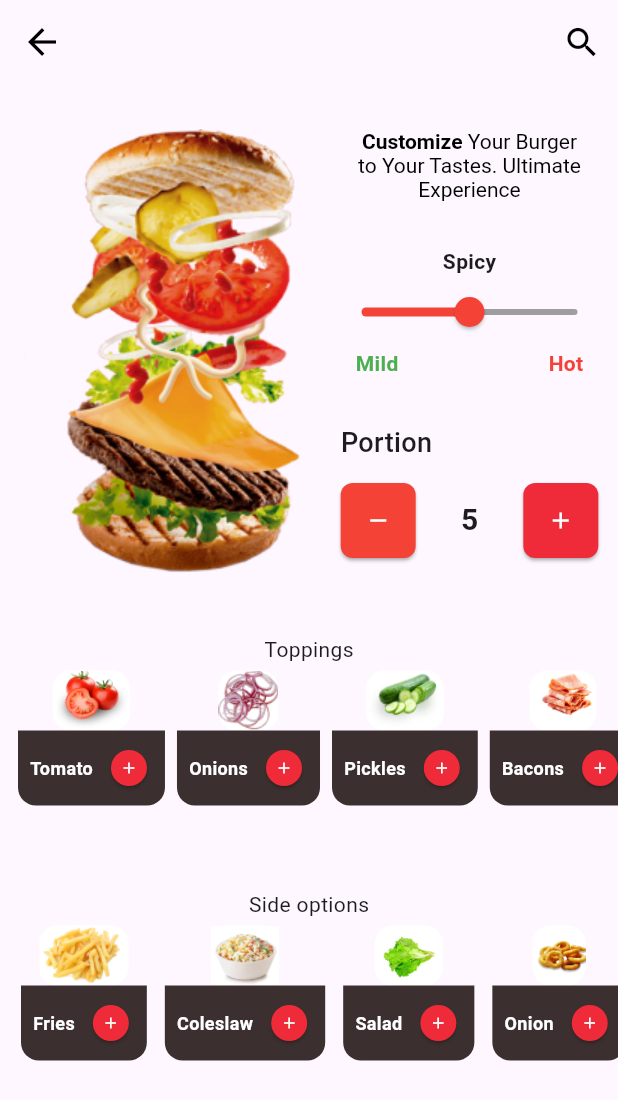
After one commit to sadiqaliyev01/foodgo_app, a Flutter app: the OrderScreen screen opened directly, on a phone screen of 412 x 824 dp. The commit adds this screen. Shown: the top 1100 px of the screen. Run offline on Flutter 3.47's test engine with Material 3 defaults, Android fonts, the phone set to English and light mode, and no system bars.

Commit message:
Order screen

```diff
--- a/lib/app.dart
+++ b/lib/app.dart
@@ -1,5 +1,6 @@
 
 import 'package:flutter/material.dart';
+import 'package:foodgo_app/presentation/screens/order_screen/order_screen.dart';
 import 'package:foodgo_app/presentation/screens/splash_screen/splash_screen.dart';
 
 class MyApp extends StatelessWidget {
@@ -8,9 +9,9 @@ class MyApp extends StatelessWidget {
   @override
   Widget build(BuildContext context) {
     return MaterialApp(
+      debugShowCheckedModeBanner: false,
       title: 'Flutter Demo',
       theme: ThemeData(
-
         colorScheme: ColorScheme.fromSeed(seedColor: Colors.deepPurple),
         useMaterial3: true,
       ),
--- /dev/null
+++ b/lib/data/models/local/orderCardText.dart
@@ -0,0 +1,22 @@
+class OrderCardText {
+  OrderCardText({required this.cardText, required this.imagePath});
+
+  final String cardText;
+  final String imagePath;
+
+  // Toppings listesi
+  static List<OrderCardText> toppings = [
+    OrderCardText(cardText: "Tomato", imagePath: "assets/orderCardImage/Tomato.png"),
+    OrderCardText(cardText: "Onions", imagePath: "assets/orderCardImage/Onions.png"),
+    OrderCardText(cardText: "Pickles", imagePath: "assets/orderCardImage/Pickles.png"),
+    OrderCardText(cardText: "Bacons", imagePath: "assets/orderCardImage/Bacons.png"),
+  ];
+
+  // Side Options listesi
+  static List<OrderCardText> sideOptions = [
+    OrderCardText(cardText: "Fries", imagePath: "assets/orderCardImage/Fries.png"),
+    OrderCardText(cardText: "Coleslaw", imagePath: "assets/orderCardImage/Coleslaw.png"),
+    OrderCardText(cardText: "Salad", imagePath: "assets/orderCardImage/Salad.png"),
+    OrderCardText(cardText: "Onion", imagePath: "assets/orderCardImage/Onion.png"),
+  ];
+}
--- /dev/null
+++ b/lib/presentation/screens/order_screen/order_screen.dart
@@ -0,0 +1,146 @@
+import 'package:flutter/material.dart';
+import 'package:foodgo_app/data/models/local/orderCardText.dart';
+import 'package:foodgo_app/presentation/screens/order_screen/widgets/orderCard.dart';
+import 'package:foodgo_app/presentation/widgets/CustomAppBar.dart';
+import 'package:foodgo_app/presentation/widgets/CustomNumberController.dart';
+import 'package:foodgo_app/presentation/widgets/CustomSlider.dart';
+import 'package:foodgo_app/utils/constants/app_assets.dart';
+
+class OrderScreen extends StatefulWidget {
+  const OrderScreen({super.key});
+
+  @override
+  State<OrderScreen> createState() => _OrderScreenState();
+}
+
+class _OrderScreenState extends State<OrderScreen> {
+  double value = 0.5;
+
+  void onChanged(double newValue) {
+    setState(() {
+      value = newValue;
+    });
+  }
+
+  @override
+  Widget build(BuildContext context) {
+    return Scaffold(
+      appBar: CustomAppBar(
+        onBackPressed: () => print("Pressed back button"),
+        onSearchPressed: () => print("Pressed search button"),
+      ),
+      body: Column(
+        children: [
+          Padding(
+            padding: const EdgeInsets.only(top: 30.0),
+            child: Row(
+              crossAxisAlignment: CrossAxisAlignment.start,
+              children: [
+                Image.asset(
+                  AppAssets.orderScreenBurger,
+                  height: 297,
+                  width: 217,
+                ),
+                Column(
+                  crossAxisAlignment: CrossAxisAlignment.center,
+                  children: [
+                    ConstrainedBox(
+                      constraints: const BoxConstraints(maxWidth: 150),
+                      child: RichText(
+                        textAlign: TextAlign.center,
+                        text: const TextSpan(
+                          style: TextStyle(
+                            fontSize: 14,
+                            color: Colors.black,
+                          ),
+                          children: [
+                            TextSpan(
+                              text: "Customize ",
+                              style: TextStyle(fontWeight: FontWeight.bold),
+                            ),
+                            TextSpan(
+                              text:
+                                  "Your Burger to Your Tastes. Ultimate Experience",
+                            ),
+                          ],
+                        ),
+                      ),
+                    ),
+                    const SizedBox(height: 30),
+                    CustomSlider(
+                      value: value,
+                      onChanged: onChanged,
+                      min: 0.0,
+                      max: 1.0,
+                      labelFormatter: (value) {
+                        return value < 0.5 ? 'Mild' : 'Spicy';
+                      },
+                    ),
+                    const SizedBox(height: 30),
+                    const CustomNumberControl(
+                      min: 1,
+                      max: 100,
+                      initialValue: 5,
+                    ),
+                  ],
+                ),
+              ],
+            ),
+          ),
+          const SizedBox(height: 40),
+          Column(
+            children: [
+              const Text("Toppings"),
+              SizedBox(
+                height: 120, // Yükseklik sınırı belirledik
+                child: ListView.builder(
+                  scrollDirection: Axis.horizontal, // Yatay kaydırma
+                  padding:
+                      const EdgeInsets.symmetric(horizontal: 8, vertical: 4),
+                  itemCount: OrderCardText.toppings.length,
+                  itemBuilder: (context, index) {
+                    final item = OrderCardText.toppings[index];
+                    return Padding(
+                      padding: const EdgeInsets.symmetric(
+                          horizontal: 4), // Kartlar arasında yatay boşluk
+                      child: CustomCard(
+                        imagePath: item.imagePath,
+                        text: item.cardText,
+                      ),
+                    );
+                  },
+                ),
+              ),
+            ],
+          ),
+          const SizedBox(height: 30,),
+          Column(
+            children: [
+              const Text("Side options"),
+              SizedBox(
+                height: 120, // Yükseklik sınırı belirledik
+                child: ListView.builder(
+                  scrollDirection: Axis.horizontal, // Yatay kaydırma
+                  padding:
+                      const EdgeInsets.symmetric(horizontal: 8, vertical: 4),
+                  itemCount: OrderCardText.sideOptions.length,
+                  itemBuilder: (context, index) {
+                    final item = OrderCardText.sideOptions[index];
+                    return Padding(
+                      padding: const EdgeInsets.symmetric(
+                          horizontal: 6), // Kartlar arasında yatay boşluk
+                      child: CustomCard(
+                        imagePath: item.imagePath,
+                        text: item.cardText,
+                      ),
+                    );
+                  },
+                ),
+              ),
+            ],
+          ),
+        ],
+      ),
+    );
+  }
+}
--- /dev/null
+++ b/lib/presentation/screens/order_screen/widgets/orderCard.dart
@@ -0,0 +1,82 @@
+import 'package:flutter/material.dart';
+import 'package:foodgo_app/utils/constants/app_colors.dart';
+
+class CustomCard extends StatelessWidget {
+  final String imagePath;
+  final String text;
+
+  const CustomCard({
+    super.key,
+    required this.imagePath,
+    required this.text,
+  });
+
+  @override
+  Widget build(BuildContext context) {
+    return Container(
+      decoration: BoxDecoration(
+        borderRadius: BorderRadius.circular(12),
+      ),
+      child: Column(
+        crossAxisAlignment: CrossAxisAlignment.center,
+        children: [
+          Container(
+            decoration: BoxDecoration(
+              color: Colors.white,
+              borderRadius: BorderRadius.circular(12),
+            ),
+            child: Image.asset(
+              imagePath,
+              fit: BoxFit.cover,
+              height: 40,
+            ),
+          ),
+          Container(
+            height: 50,
+            decoration: const BoxDecoration(
+              color: AppColors.brown,
+              borderRadius: BorderRadius.only(
+                bottomLeft: Radius.circular(12),
+                bottomRight: Radius.circular(12),
+              ),
+            ),
+            child: Row(
+              crossAxisAlignment: CrossAxisAlignment.center,
+              children: [
+                Padding(
+                  padding: const EdgeInsets.only(left: 8),
+                  child: Text(
+                    text,
+                    style: const TextStyle(
+                      color: Colors.white,
+                      fontSize: 12,
+                      fontWeight: FontWeight.bold,
+                    ),
+                    textAlign: TextAlign.center,
+                  ),
+                ),
+
+                ElevatedButton(
+                  onPressed: () {},
+                  style: ElevatedButton.styleFrom(
+                    minimumSize: const Size(20, 20),
+                    shape: RoundedRectangleBorder(
+                      borderRadius: BorderRadius.circular(24),
+                    ),
+                    backgroundColor: AppColors.mainRed,
+                    padding: const EdgeInsets.all(6),
+                  ),
+                  child: const Icon(
+                    Icons.add,
+                    color: Colors.white,
+                    size: 12,
+                  ),
+                ),
+              ],
+            ),
+          ),
+        ],
+      ),
+    );
+  }
+}
--- /dev/null
+++ b/lib/presentation/widgets/CustomAppBar.dart
@@ -0,0 +1,31 @@
+import 'package:flutter/material.dart';
+
+class CustomAppBar extends StatelessWidget implements PreferredSizeWidget {
+  final VoidCallback? onBackPressed;
+  final VoidCallback? onSearchPressed;
+
+  const CustomAppBar({
+    Key? key,
+    this.onBackPressed,
+    this.onSearchPressed,
+  }) : super(key: key);
+
+  @override
+  Widget build(BuildContext context) {
+    return AppBar(
+      leading:  IconButton(
+        icon: const Icon(Icons.arrow_back, size: 28,color: Colors.black),
+        onPressed: onBackPressed ?? () => Navigator.of(context).pop(),
+      ),
+      actions: [
+        IconButton(
+          icon: const Icon(Icons.search,size: 26,color: Colors.black,),
+          onPressed: onSearchPressed ?? () {},
+        ),
+      ],
+    );
+  }
+
+  @override
+  Size get preferredSize => const Size.fromHeight(kToolbarHeight);
+}
--- /dev/null
+++ b/lib/presentation/widgets/CustomNumberController.dart
@@ -0,0 +1,91 @@
+import 'package:flutter/material.dart';
+import 'package:foodgo_app/utils/constants/app_colors.dart';
+
+class CustomNumberControl extends StatefulWidget {
+  final double min;
+  final double max;
+  final double initialValue;
+
+  const CustomNumberControl({
+    Key? key,
+    this.min = 1.0,
+    this.max = 100.0,
+    this.initialValue = 0.0,
+  }) : super(key: key);
+
+  @override
+  _CustomNumberControlState createState() => _CustomNumberControlState();
+}
+
+class _CustomNumberControlState extends State<CustomNumberControl> {
+  late double value;
+
+  @override
+  void initState() {
+    super.initState();
+    value = widget.initialValue;
+  }
+
+  void increaseValue() {
+    setState(() {
+      if (value < widget.max) value += 1;
+    });
+  }
+
+  void decreaseValue() {
+    setState(() {
+      if (value > widget.min) value -= 1;
+    });
+  }
+
+  @override
+  Widget build(BuildContext context) {
+    return Column(
+      crossAxisAlignment: CrossAxisAlignment.start,
+      children: [
+        const Text(
+          "Portion",
+          style: TextStyle(fontSize: 18, fontWeight: FontWeight.w500),
+        ),
+        const SizedBox(height: 14,),
+        Row(
+          mainAxisAlignment: MainAxisAlignment.center,
+          children: [
+            ElevatedButton(
+              onPressed: decreaseValue,
+              child: const Icon(Icons.remove,color: Colors.white,),
+              style: ElevatedButton.styleFrom(
+                shadowColor: Colors.grey,
+                backgroundColor: Colors.red,
+                shape: RoundedRectangleBorder(
+                  borderRadius: BorderRadius.circular(8),
+                ),
+                padding: const EdgeInsets.all(12),
+                minimumSize: const Size(50, 50),
+              ),
+            ),
+            const SizedBox(width: 30),
+            Text(
+              value.toStringAsFixed(0),
+              style: const TextStyle(fontSize: 20, fontWeight: FontWeight.bold),
+            ),
+            const SizedBox(width: 30),
+            ElevatedButton(
+              onPressed: increaseValue,
+              child: const Icon(Icons.add,color: Colors.white,),
+              style: ElevatedButton.styleFrom(
+                shadowColor: Colors.grey,
+                backgroundColor: AppColors.mainRed,
+                shape: RoundedRectangleBorder(
+                  borderRadius: BorderRadius.circular(8),
+                ),
+                padding: const EdgeInsets.all(12),
+                minimumSize: const Size(50, 50),
+              ),
+            ),
+          ],
+        ),
+      ],
+    );
+  }
+}
--- /dev/null
+++ b/lib/presentation/widgets/CustomSlider.dart
@@ -0,0 +1,46 @@
+import 'package:flutter/material.dart';
+
+class CustomSlider extends StatelessWidget {
+  final double value;
+  final ValueChanged<double> onChanged;
+  final double min;
+  final double max;
+  final String Function(double)? labelFormatter;
+
+  const CustomSlider({
+    Key? key,
+    required this.value,
+    required this.onChanged,
+    this.min = 0.0,
+    this.max = 1.0,
+
+    this.labelFormatter,
+  }) : super(key: key);
+
+  @override
+  Widget build(BuildContext context) {
+    return Column(
+      children: [
+        const Text("Spicy",style: TextStyle(fontWeight: FontWeight.bold),),
+        Slider(
+          value: value,
+          onChanged: onChanged,
+          min: min,
+          max: max,
+          label: labelFormatter != null ? labelFormatter!(value) : null,
+          activeColor: Colors.red,
+          inactiveColor: Colors.grey,
+        ),
+
+        const Row(
+          mainAxisAlignment: MainAxisAlignment.spaceBetween,
+          children: [
+            Text('Mild',style: TextStyle(color: Colors.green,fontWeight: FontWeight.bold),),
+            SizedBox(width: 100,),
+            Text('Hot',style: TextStyle(color: Colors.red, fontWeight: FontWeight.bold),),
+          ],
+        ),
+      ],
+    );
+  }
+}
--- /dev/null
+++ b/lib/utils/constants/app_assets.dart
@@ -0,0 +1,9 @@
+class AppAssets {
+  AppAssets._();
+  static const splashBurger1 = "assets/png/splash_burger_1.png";
+  static const splashBurger2 = "assets/png/splash_burger_2.png";
+  static const foodgoLogoWhite = "assets/svg/foodgo_logo_white.svg";
+  static const foodgoLogoBlack = "assets/svg/foodgo_logo_black.svg";
+  static const settingsIcon = "assets/svg/settings_icon.svg";
+  static const orderScreenBurger = "assets/png/orderScreen.png";
+}
--- /dev/null
+++ b/lib/utils/constants/app_colors.dart
@@ -0,0 +1,12 @@
+import 'package:flutter/material.dart';
+
+class AppColors {
+  AppColors._();
+
+  static const mainRed = Color(0xffEF2A39);
+  static const white = Colors.white;
+  static const black = Colors.black;
+  static const gray = Color(0xffF3F4F6);
+  static const brown = Color(0xFF3C2F2F);
+
+}
```
Also changed, not shown: pubspec.yaml (+13 -3 lines), assets/orderCardImage/Bacons.png (added), assets/orderCardImage/Coleslaw.png (added), assets/orderCardImage/Fries.png (added), assets/orderCardImage/Onion.png (added), assets/orderCardImage/Onions.png (added), assets/orderCardImage/Pickles.png (added), assets/orderCardImage/Salad.png (added), assets/orderCardImage/Tomato.png (added), assets/png/orderScreen.png (added), assets/svg/orderScreen.svg (added), pubspec.lock.
